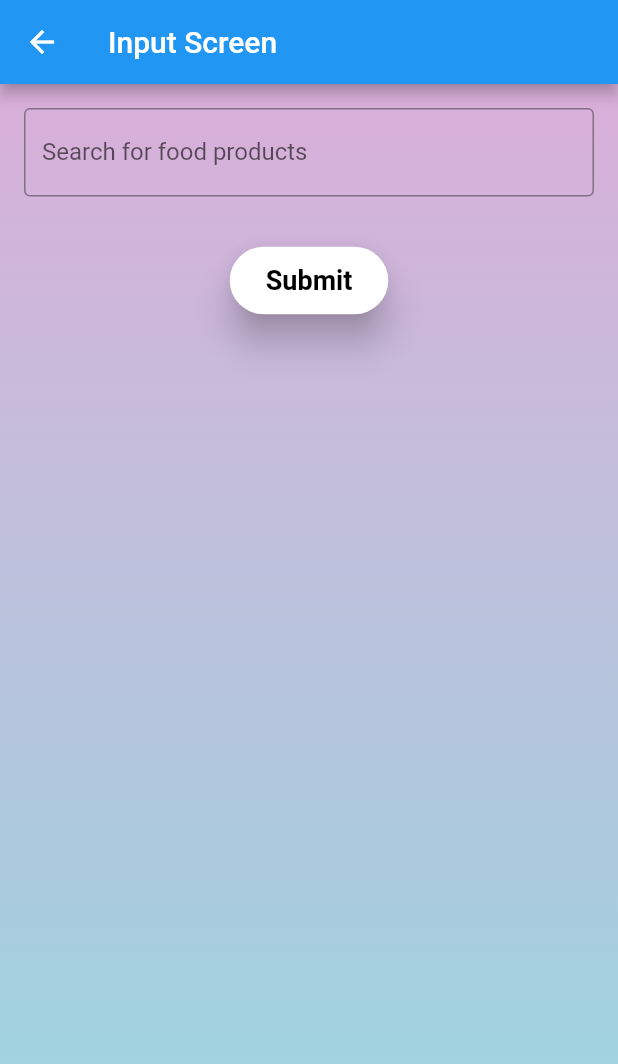
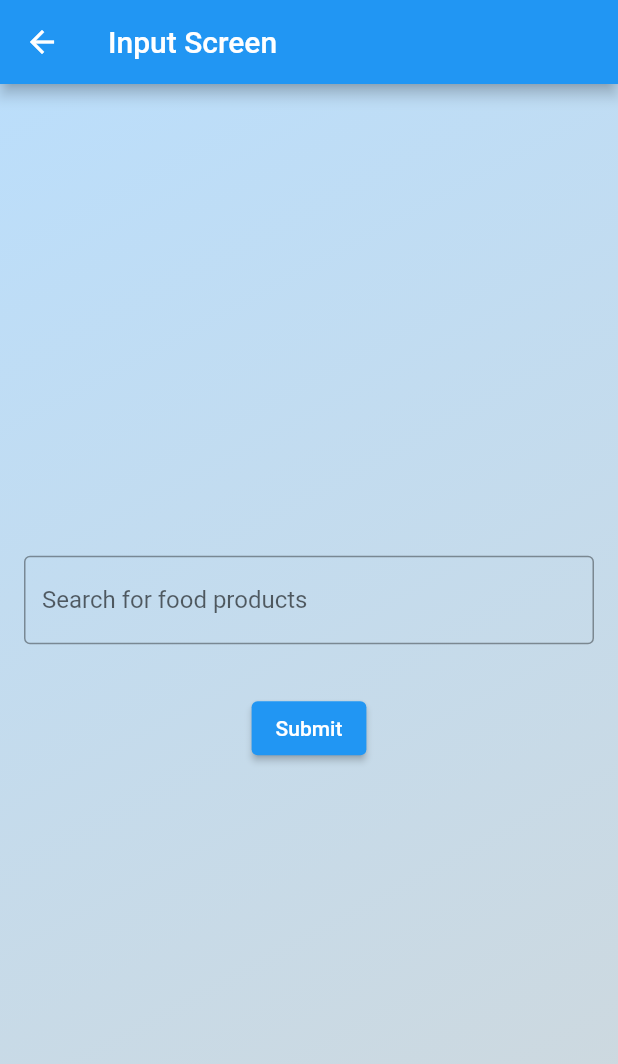
Before and after one commit to Martin-knowit/recipe_generator, a Flutter app: the InputScreen screen opened directly, on a phone screen of 412 x 824 dp. Shown: the top 1064 px of the screen. Run offline on Flutter 3.47's test engine with Material 2 defaults, Android fonts, the phone set to English and light mode, and no system bars; drawn by our look-alikes of flutter_typeahead.

Commit message:
added abolity to add products that does not exist and some styling

```diff
--- a/lib/InputScreen.dart
+++ b/lib/InputScreen.dart
@@ -30,16 +30,19 @@ class _InputScreenState extends State<InputScreen> {
       body: Container(
         decoration: BoxDecoration(
           gradient: LinearGradient(
+            begin: Alignment.topLeft,
+            end: Alignment.bottomRight,
             colors: [
-              Color(0xFFD9AFD9),
-              Color(0xFF97D9E1),
+              Colors.blue.shade100,
+              Colors.blueGrey.shade100,
             ],
-            begin: Alignment.topCenter,
-            end: Alignment.bottomCenter,
           ),
         ),
+        child: Center(
+          child: Padding(
             padding: const EdgeInsets.all(16.0),
             child: Column(
+              mainAxisAlignment: MainAxisAlignment.center,
               children: [
                 TypeAheadField(
                   textFieldConfiguration: TextFieldConfiguration(
@@ -52,7 +55,9 @@ class _InputScreenState extends State<InputScreen> {
                   suggestionsCallback: (pattern) {
                     return foodProducts
                         .where((product) =>
-                        product.toLowerCase().contains(pattern.toLowerCase()))
+                            product
+                                .toLowerCase()
+                                .contains(pattern.toLowerCase()))
                         .toList();
                   },
                   itemBuilder: (context, suggestion) {
@@ -88,24 +93,13 @@ class _InputScreenState extends State<InputScreen> {
                   onPressed: () {
                     print({'selected_products': selectedProducts});
                   },
-              style: ElevatedButton.styleFrom(
-                primary: Colors.white,
-                onPrimary: Colors.black,
-                padding: EdgeInsets.symmetric(horizontal: 24.0, vertical: 12.0),
-                textStyle: TextStyle(
-                  fontSize: 18.0,
-                  fontWeight: FontWeight.bold,
-                ),
-                shape: RoundedRectangleBorder(
-                  borderRadius: BorderRadius.circular(30.0),
-                ),
-                elevation: 10,
-              ),
                   child: Text('Submit'),
                 ),
               ],
             ),
           ),
+        ),
+      ),
     );
   }
 }
```
Lines whose indentation alone changed are shown as unchanged.
